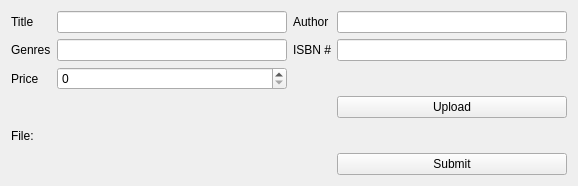
Before: the Qt Designer form designer/Ui_UploadForm.ui in psuong/P2PBooks, drawn with Qt 5.
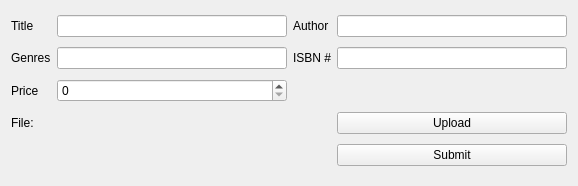
After: the same form once the commit is applied.

```diff
--- a/designer/Ui_UploadForm.ui
+++ b/designer/Ui_UploadForm.ui
@@ -82,7 +82,7 @@
    <item row="1" column="4">
     <widget class="QLineEdit" name="isbn_line_edit"/>
    </item>
-   <item row="4" column="0">
+   <item row="3" column="0">
     <widget class="QLabel" name="file_location_label">
      <property name="text">
       <string>File:</string>
```
Left out of the diff: 15 changed lines with no effect on the pictures.
